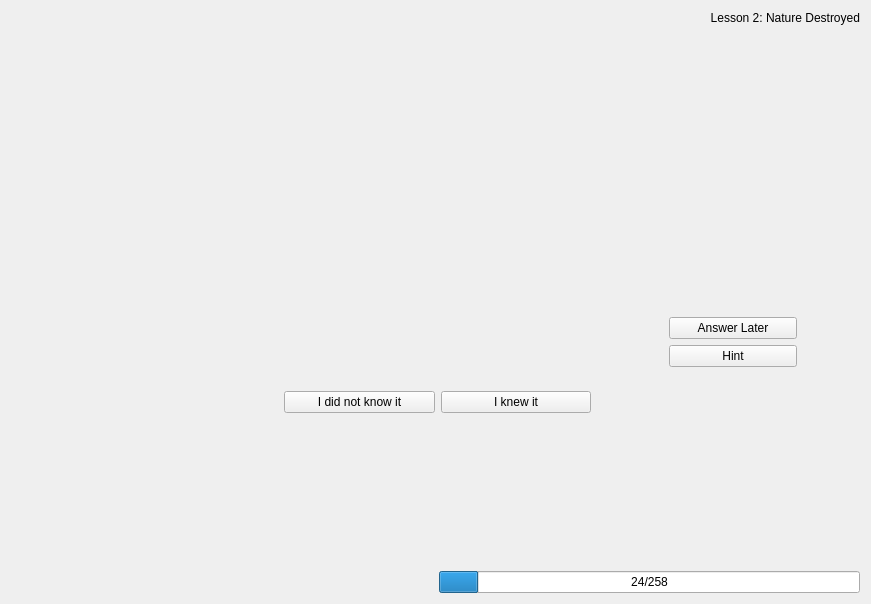
KDE/parley, file src/practice/practice_mainwindow.ui: the form before one commit.
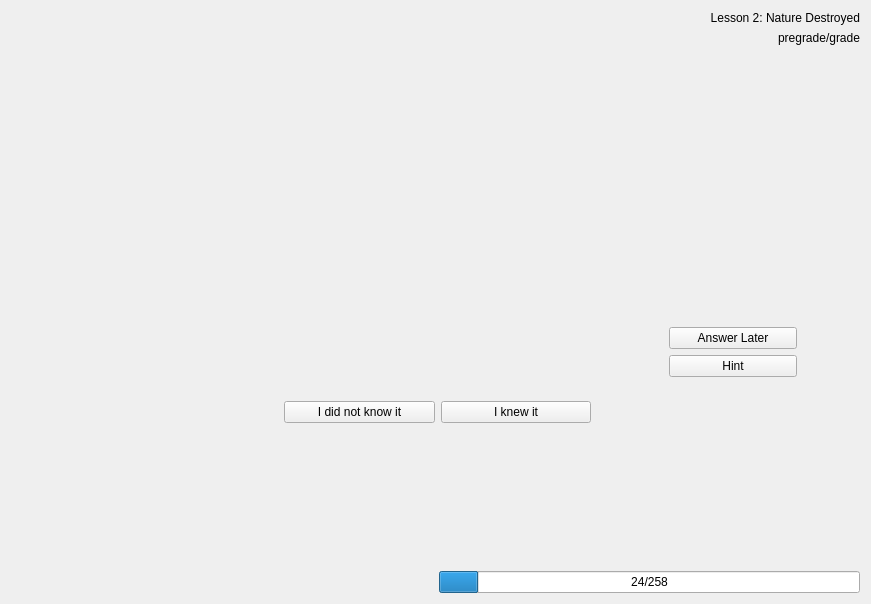
The form after the commit. Custom widgets are drawn as their Qt base class.

Commit message:
First version of pregrade learning.
This actually works for practice after only some few hours of work.
But there is still lots of work to do:
 - It's not visually good enough
 - "Remove grades" doesn't remove pregrades
 - There is no way to see which pregrade an entry has.
 - Statistics don't show anything about pregrades (a big one).

Diff of the .ui file:
```diff
--- a/src/practice/practice_mainwindow.ui
+++ b/src/practice/practice_mainwindow.ui
@@ -21,6 +21,16 @@
      </property>
     </widget>
    </item>
+   <item>
+    <widget class="QLabel" name="gradeLabel">
+     <property name="text">
+      <string comment="KDE::DoNotExtract">pregrade/grade</string>
+     </property>
+     <property name="alignment">
+      <set>Qt::AlignRight|Qt::AlignTrailing|Qt::AlignVCenter</set>
+     </property>
+    </widget>
+   </item>
    <item>
     <spacer name="verticalSpacer">
      <property name="orientation">
```
The commit also changes 14 other files.
